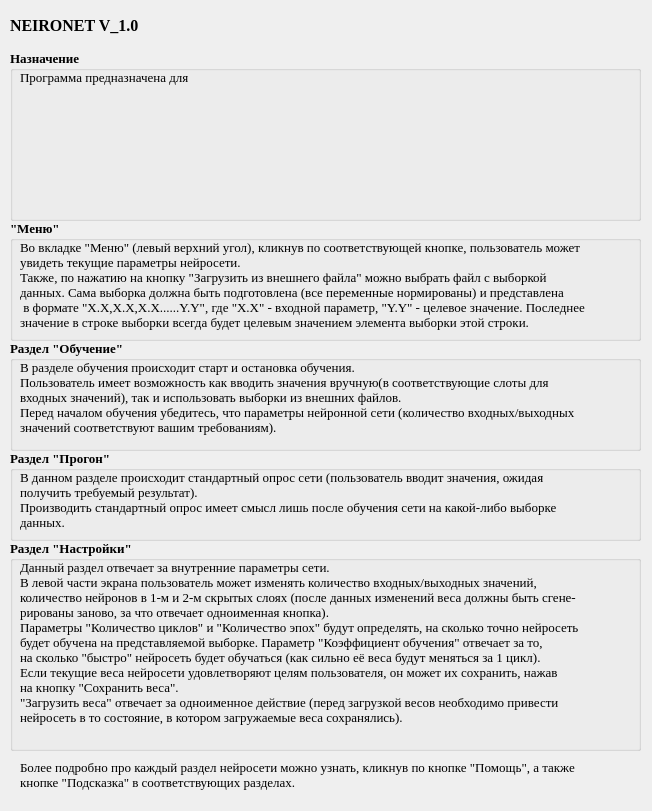
Old version of the form uixml/FAQDialog.ui in the repository ILTZ/NNGUI.
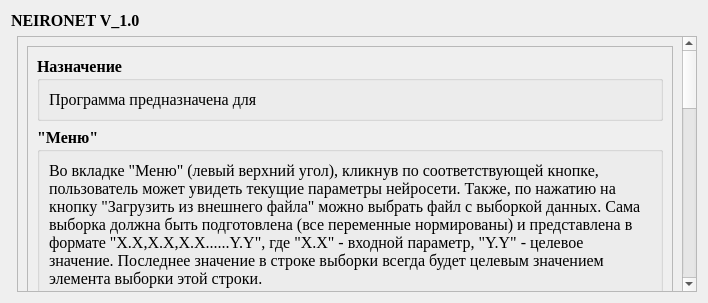
New version of the form.

The edit to the form file:
```diff
--- a/uixml/FAQDialog.ui
+++ b/uixml/FAQDialog.ui
@@ -6,195 +6,84 @@
    <rect>
     <x>0</x>
     <y>0</y>
-    <width>652</width>
-    <height>811</height>
+    <width>708</width>
+    <height>303</height>
    </rect>
   </property>
   <property name="windowTitle">
    <string>О программе</string>
   </property>
-  <widget class="QGroupBox" name="groupBox_2">
-   <property name="geometry">
-    <rect>
-     <x>10</x>
-     <y>340</y>
-     <width>631</width>
-     <height>111</height>
-    </rect>
-   </property>
-   <property name="font">
-    <font>
-     <family>Times New Roman</family>
-     <pointsize>10</pointsize>
-     <weight>75</weight>
-     <bold>true</bold>
-    </font>
-   </property>
-   <property name="title">
-    <string>Раздел &quot;Обучение&quot;</string>
-   </property>
-   <widget class="QLabel" name="label_3">
+  <layout class="QGridLayout" name="gridLayout">
+   <item row="1" column="1">
+    <widget class="QScrollArea" name="scrollArea">
+     <property name="minimumSize">
+      <size>
+       <width>0</width>
+       <height>0</height>
+      </size>
+     </property>
+     <property name="verticalScrollBarPolicy">
+      <enum>Qt::ScrollBarAlwaysOn</enum>
+     </property>
+     <property name="widgetResizable">
+      <bool>true</bool>
+     </property>
+     <widget class="QWidget" name="scrollAreaWidgetContents">
     <property name="geometry">
      <rect>
-      <x>10</x>
-      <y>20</y>
-      <width>611</width>
-      <height>81</height>
-     </rect>
-    </property>
-    <property name="font">
-     <font>
-      <weight>50</weight>
-      <bold>false</bold>
-     </font>
-    </property>
-    <property name="text">
-     <string>В разделе обучения происходит старт и остановка обучения.
-Пользователь имеет возможность как вводить значения вручную(в соответствующие слоты для
-входных значений), так и использовать выборки из внешних файлов.
-Перед началом обучения убедитесь, что параметры нейронной сети (количество входных/выходных
-значений соответствуют вашим требованиям).</string>
-    </property>
-    <property name="alignment">
-     <set>Qt::AlignLeading|Qt::AlignLeft|Qt::AlignTop</set>
-    </property>
-   </widget>
-  </widget>
+        <x>0</x>
+        <y>0</y>
+        <width>665</width>
+        <height>1019</height>
+       </rect>
+      </property>
+      <layout class="QGridLayout" name="gridLayout_2">
+       <item row="0" column="0">
+        <widget class="QFrame" name="frame">
+         <property name="minimumSize">
+          <size>
+           <width>0</width>
+           <height>900</height>
+          </size>
+         </property>
+         <property name="frameShape">
+          <enum>QFrame::StyledPanel</enum>
+         </property>
+         <property name="frameShadow">
+          <enum>QFrame::Raised</enum>
+         </property>
+         <layout class="QGridLayout" name="gridLayout_4">
+          <item row="5" column="0">
   <widget class="QLabel" name="label_7">
-   <property name="geometry">
-    <rect>
-     <x>20</x>
-     <y>760</y>
-     <width>611</width>
-     <height>41</height>
-    </rect>
+            <property name="minimumSize">
+             <size>
+              <width>0</width>
+              <height>200</height>
+             </size>
    </property>
    <property name="font">
     <font>
      <family>Times New Roman</family>
-     <pointsize>10</pointsize>
+              <pointsize>12</pointsize>
     </font>
    </property>
    <property name="text">
-    <string>Более подробно про каждый раздел нейросети можно узнать, кликнув по кнопке &quot;Помощь&quot;, а также 
-кнопке &quot;Подсказка&quot; в соответствующих разделах.</string>
+             <string>Более подробно про каждый раздел нейросети можно узнать, кликнув по кнопке &quot;Помощь&quot;, а также кнопке &quot;Подсказка&quot; в соответствующих разделах.</string>
    </property>
    <property name="alignment">
     <set>Qt::AlignLeading|Qt::AlignLeft|Qt::AlignTop</set>
    </property>
-  </widget>
-  <widget class="QGroupBox" name="groupBox_5">
-   <property name="geometry">
-    <rect>
-     <x>10</x>
-     <y>540</y>
-     <width>631</width>
-     <height>211</height>
-    </rect>
-   </property>
-   <property name="font">
-    <font>
-     <family>Times New Roman</family>
-     <pointsize>10</pointsize>
-     <weight>75</weight>
-     <bold>true</bold>
-    </font>
-   </property>
-   <property name="title">
-    <string>Раздел &quot;Настройки&quot;</string>
-   </property>
-   <widget class="QLabel" name="label_6">
-    <property name="geometry">
-     <rect>
-      <x>10</x>
-      <y>20</y>
-      <width>611</width>
-      <height>181</height>
-     </rect>
-    </property>
-    <property name="font">
-     <font>
-      <weight>50</weight>
-      <bold>false</bold>
-     </font>
-    </property>
-    <property name="text">
-     <string>Данный раздел отвечает за внутренние параметры сети.
-В левой части экрана пользователь может изменять количество входных/выходных значений,
-количество нейронов в 1-м и 2-м скрытых слоях (после данных изменений веса должны быть сгене-
-рированы заново, за что отвечает одноименная кнопка).
-Параметры &quot;Количество циклов&quot; и &quot;Количество эпох&quot; будут определять, на сколько точно нейросеть
-будет обучена на представляемой выборке. Параметр &quot;Коэффициент обучения&quot; отвечает за то,
-на сколько &quot;быстро&quot; нейросеть будет обучаться (как сильно её веса будут меняться за 1 цикл).
-Если текущие веса нейросети удовлетворяют целям пользователя, он может их сохранить, нажав
-на кнопку &quot;Сохранить веса&quot;. 
-&quot;Загрузить веса&quot; отвечает за одноименное действие (перед загрузкой весов необходимо привести
-нейросеть в то состояние, в котором загружаемые веса сохранялись).</string>
-    </property>
-    <property name="alignment">
-     <set>Qt::AlignLeading|Qt::AlignLeft|Qt::AlignTop</set>
-    </property>
-   </widget>
-  </widget>
-  <widget class="QGroupBox" name="groupBox_4">
-   <property name="geometry">
-    <rect>
-     <x>10</x>
-     <y>450</y>
-     <width>631</width>
-     <height>91</height>
-    </rect>
-   </property>
-   <property name="font">
-    <font>
-     <family>Times New Roman</family>
-     <pointsize>10</pointsize>
-     <weight>75</weight>
-     <bold>true</bold>
-    </font>
-   </property>
-   <property name="title">
-    <string>Раздел &quot;Прогон&quot;</string>
-   </property>
-   <widget class="QLabel" name="label_5">
-    <property name="geometry">
-     <rect>
-      <x>10</x>
-      <y>20</y>
-      <width>611</width>
-      <height>71</height>
-     </rect>
-    </property>
-    <property name="font">
-     <font>
-      <weight>50</weight>
-      <bold>false</bold>
-     </font>
-    </property>
-    <property name="text">
-     <string>В данном разделе происходит стандартный опрос сети (пользователь вводит значения, ожидая
-получить требуемый результат).
-Производить стандартный опрос имеет смысл лишь после обучения сети на какой-либо выборке
-данных.</string>
-    </property>
-    <property name="alignment">
-     <set>Qt::AlignLeading|Qt::AlignLeft|Qt::AlignTop</set>
-    </property>
-   </widget>
-  </widget>
+            <property name="wordWrap">
+             <bool>true</bool>
+            </property>
+           </widget>
+          </item>
+          <item row="1" column="0">
   <widget class="QGroupBox" name="groupBox_3">
-   <property name="geometry">
-    <rect>
-     <x>10</x>
-     <y>220</y>
-     <width>631</width>
-     <height>121</height>
-    </rect>
-   </property>
    <property name="font">
     <font>
      <family>Times New Roman</family>
-     <pointsize>10</pointsize>
+              <pointsize>12</pointsize>
      <weight>75</weight>
      <bold>true</bold>
     </font>
@@ -202,69 +91,36 @@
    <property name="title">
     <string>&quot;Меню&quot;</string>
    </property>
+            <layout class="QGridLayout" name="gridLayout_6">
+             <item row="0" column="0">
    <widget class="QLabel" name="label_4">
-    <property name="geometry">
-     <rect>
-      <x>10</x>
-      <y>20</y>
-      <width>611</width>
-      <height>101</height>
-     </rect>
-    </property>
     <property name="font">
      <font>
+                 <pointsize>12</pointsize>
       <weight>50</weight>
       <bold>false</bold>
      </font>
     </property>
     <property name="text">
-     <string>Во вкладке &quot;Меню&quot; (левый верхний угол), кликнув по соответствующей кнопке, пользователь может
-увидеть текущие параметры нейросети.
-Также, по нажатию на кнопку &quot;Загрузить из внешнего файла&quot; можно выбрать файл с выборкой
-данных. Сама выборка должна быть подготовлена (все переменные нормированы) и представлена
- в формате &quot;X.X,X.X,X.X......Y.Y&quot;, где &quot;X.X&quot; - входной параметр, &quot;Y.Y&quot; - целевое значение. Последнее
-значение в строке выборки всегда будет целевым значением элемента выборки этой строки.
-</string>
+                <string>Во вкладке &quot;Меню&quot; (левый верхний угол), кликнув по соответствующей кнопке, пользователь может увидеть текущие параметры нейросети. Также, по нажатию на кнопку &quot;Загрузить из внешнего файла&quot; можно выбрать файл с выборкой данных. Сама выборка должна быть подготовлена (все переменные нормированы) и представлена в формате &quot;X.X,X.X,X.X......Y.Y&quot;, где &quot;X.X&quot; - входной параметр, &quot;Y.Y&quot; - целевое значение. Последнее значение в строке выборки всегда будет целевым значением элемента выборки этой строки.</string>
     </property>
     <property name="alignment">
      <set>Qt::AlignLeading|Qt::AlignLeft|Qt::AlignTop</set>
     </property>
-   </widget>
-  </widget>
-  <widget class="QLabel" name="label_2">
-   <property name="geometry">
-    <rect>
-     <x>10</x>
-     <y>0</y>
-     <width>321</width>
-     <height>51</height>
-    </rect>
-   </property>
-   <property name="font">
-    <font>
-     <family>Times New Roman</family>
-     <pointsize>12</pointsize>
-     <weight>75</weight>
-     <bold>true</bold>
-    </font>
-   </property>
-   <property name="text">
-    <string>NEIRONET V_1.0</string>
-   </property>
-  </widget>
+               <property name="wordWrap">
+                <bool>true</bool>
+               </property>
+              </widget>
+             </item>
+            </layout>
+           </widget>
+          </item>
+          <item row="0" column="0">
   <widget class="QGroupBox" name="groupBox">
-   <property name="geometry">
-    <rect>
-     <x>10</x>
-     <y>50</y>
-     <width>631</width>
-     <height>171</height>
-    </rect>
-   </property>
    <property name="font">
     <font>
      <family>Times New Roman</family>
-     <pointsize>10</pointsize>
+              <pointsize>12</pointsize>
      <weight>75</weight>
      <bold>true</bold>
     </font>
@@ -272,17 +128,12 @@
    <property name="title">
     <string>Назначение</string>
    </property>
+            <layout class="QGridLayout" name="gridLayout_3">
+             <item row="0" column="0">
    <widget class="QLabel" name="label">
-    <property name="geometry">
-     <rect>
-      <x>10</x>
-      <y>20</y>
-      <width>611</width>
-      <height>141</height>
-     </rect>
-    </property>
     <property name="font">
      <font>
+                 <pointsize>12</pointsize>
       <weight>50</weight>
       <bold>false</bold>
      </font>
@@ -293,8 +144,158 @@
     <property name="alignment">
      <set>Qt::AlignLeading|Qt::AlignLeft|Qt::AlignTop</set>
     </property>
-   </widget>
-  </widget>
+               <property name="wordWrap">
+                <bool>true</bool>
+               </property>
+              </widget>
+             </item>
+            </layout>
+           </widget>
+          </item>
+          <item row="3" column="0">
+           <widget class="QGroupBox" name="groupBox_4">
+            <property name="font">
+             <font>
+              <family>Times New Roman</family>
+              <pointsize>12</pointsize>
+              <weight>75</weight>
+              <bold>true</bold>
+             </font>
+            </property>
+            <property name="title">
+             <string>Раздел &quot;Прогон&quot;</string>
+            </property>
+            <layout class="QGridLayout" name="gridLayout_7">
+             <item row="0" column="0">
+              <widget class="QLabel" name="label_5">
+               <property name="font">
+                <font>
+                 <pointsize>12</pointsize>
+                 <weight>50</weight>
+                 <bold>false</bold>
+                </font>
+               </property>
+               <property name="text">
+                <string>В данном разделе происходит стандартный опрос сети (пользователь вводит значения, ожидая
+получить требуемый результат). Производить стандартный опрос имеет смысл лишь после обучения сети на какой-либо выборке данных.</string>
+               </property>
+               <property name="alignment">
+                <set>Qt::AlignLeading|Qt::AlignLeft|Qt::AlignTop</set>
+               </property>
+               <property name="wordWrap">
+                <bool>true</bool>
+               </property>
+              </widget>
+             </item>
+            </layout>
+           </widget>
+          </item>
+          <item row="4" column="0">
+           <widget class="QGroupBox" name="groupBox_5">
+            <property name="font">
+             <font>
+              <family>Times New Roman</family>
+              <pointsize>12</pointsize>
+              <weight>75</weight>
+              <bold>true</bold>
+             </font>
+            </property>
+            <property name="title">
+             <string>Раздел &quot;Настройки&quot;</string>
+            </property>
+            <layout class="QGridLayout" name="gridLayout_8">
+             <item row="0" column="0">
+              <widget class="QLabel" name="label_6">
+               <property name="font">
+                <font>
+                 <pointsize>12</pointsize>
+                 <weight>50</weight>
+                 <bold>false</bold>
+                </font>
+               </property>
+               <property name="text">
+                <string>Данный раздел отвечает за внутренние параметры сети. В левой части экрана пользователь может изменять количество входных/выходных значений, количество нейронов в 1-м и 2-м скрытых слоях (после данных изменений веса должны быть сгенерированы заново, за что отвечает одноименная кнопка). Параметры &quot;Количество циклов&quot; и &quot;Количество эпох&quot; будут определять, на сколько точно нейросеть будет обучена на представляемой выборке. Параметр &quot;Коэффициент обучения&quot; отвечает за то, на сколько &quot;быстро&quot; нейросеть будет обучаться (как сильно её веса будут меняться за 1 цикл). Если текущие веса нейросети удовлетворяют целям пользователя, он может их сохранить, нажав на кнопку &quot;Сохранить веса&quot;. &quot;Загрузить веса&quot; отвечает за одноименное действие (перед загрузкой весов необходимо привести нейросеть в то состояние, в котором загружаемые веса сохранялись).</string>
+               </property>
+               <property name="alignment">
+                <set>Qt::AlignLeading|Qt::AlignLeft|Qt::AlignTop</set>
+               </property>
+               <property name="wordWrap">
+                <bool>true</bool>
+               </property>
+              </widget>
+             </item>
+            </layout>
+           </widget>
+          </item>
+          <item row="2" column="0">
+           <widget class="QGroupBox" name="groupBox_2">
+            <property name="font">
+             <font>
+              <family>Times New Roman</family>
+              <pointsize>12</pointsize>
+              <weight>75</weight>
+              <bold>true</bold>
+             </font>
+            </property>
+            <property name="title">
+             <string>Раздел &quot;Обучение&quot;</string>
+            </property>
+            <layout class="QGridLayout" name="gridLayout_5">
+             <item row="0" column="0">
+              <widget class="QLabel" name="label_3">
+               <property name="font">
+                <font>
+                 <pointsize>12</pointsize>
+                 <weight>50</weight>
+                 <bold>false</bold>
+                </font>
+               </property>
+               <property name="text">
+                <string>&lt;html&gt;&lt;head/&gt;&lt;body&gt;&lt;p&gt;В разделе обучения происходит старт и остановка обучения. Пользователь имеет возможность как вводить значения вручную(в соответствующие слоты для входных значений), так и использовать выборки из внешних файлов. Перед началом обучения убедитесь, что параметры нейронной сети (количество входных/выходных значений соответствуют вашим требованиям).&lt;/p&gt;&lt;/body&gt;&lt;/html&gt;</string>
+               </property>
+               <property name="alignment">
+                <set>Qt::AlignLeading|Qt::AlignLeft|Qt::AlignTop</set>
+               </property>
+               <property name="wordWrap">
+                <bool>true</bool>
+               </property>
+              </widget>
+             </item>
+            </layout>
+           </widget>
+          </item>
+         </layout>
+        </widget>
+       </item>
+      </layout>
+     </widget>
+    </widget>
+   </item>
+   <item row="0" column="0" colspan="2">
+    <widget class="QLabel" name="label_2">
+     <property name="maximumSize">
+      <size>
+       <width>300</width>
+       <height>300</height>
+      </size>
+     </property>
+     <property name="font">
+      <font>
+       <family>Times New Roman</family>
+       <pointsize>12</pointsize>
+       <weight>75</weight>
+       <bold>true</bold>
+      </font>
+     </property>
+     <property name="text">
+      <string>NEIRONET V_1.0</string>
+     </property>
+     <property name="wordWrap">
+      <bool>true</bool>
+     </property>
+    </widget>
+   </item>
+  </layout>
  </widget>
  <resources/>
  <connections/>
```
Left out of the diff: 3 changed lines with no effect on the pictures. Lines whose indentation alone changed are shown as unchanged.
